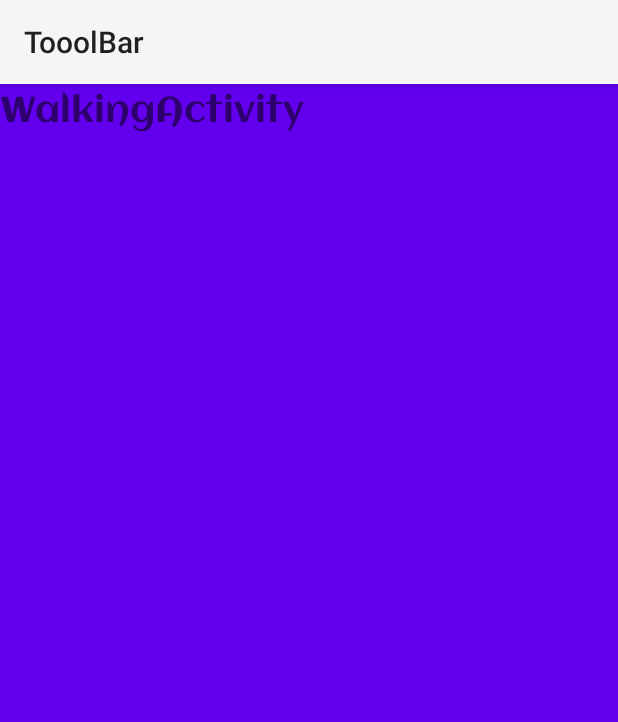
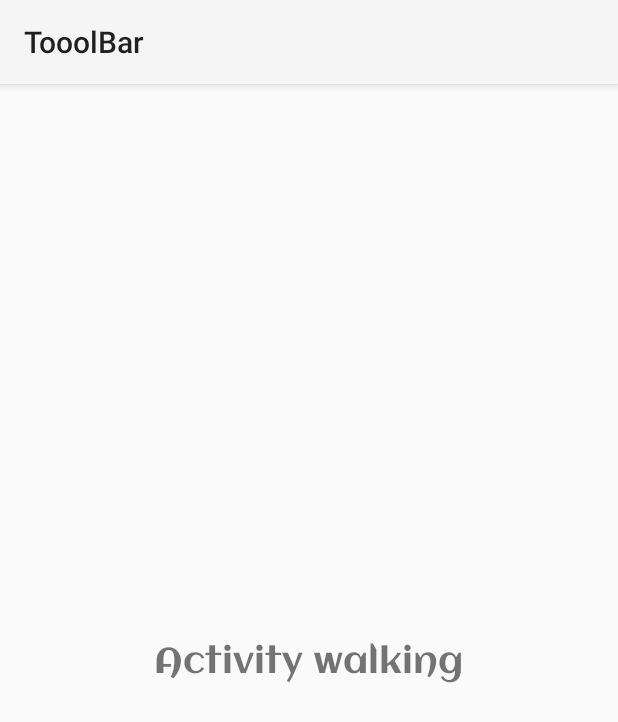
Before and after one commit to Mr-Perfectuz/Android_Navigation_Drawer-, an Android app: the ActivityWalking screen opened directly, with no data from a screen before it, on a phone screen of 412 x 824 dp. Shown: the top 722 px of the screen. Run offline under Robolectric (Android 15) with nearby library versions, the phone set to English and light mode, and no system bars; Roboto replaces fonts that are not available here.

```diff
--- a/app/src/main/res/layout/activity_boating.xml
+++ b/app/src/main/res/layout/activity_boating.xml
@@ -4,7 +4,6 @@
     xmlns:tools="http://schemas.android.com/tools"
     android:layout_width="match_parent"
     android:gravity="center"
-    android:background="@color/cardview_dark_background"
     android:layout_height="match_parent"
     tools:context=".ActivityBoating">
 
--- a/app/src/main/res/layout/activity_walking.xml
+++ b/app/src/main/res/layout/activity_walking.xml
@@ -1,20 +1,19 @@
 <?xml version="1.0" encoding="utf-8"?>
-<androidx.constraintlayout.widget.ConstraintLayout xmlns:android="http://schemas.android.com/apk/res/android"
+<RelativeLayout xmlns:android="http://schemas.android.com/apk/res/android"
     xmlns:app="http://schemas.android.com/apk/res-auto"
     xmlns:tools="http://schemas.android.com/tools"
     android:layout_width="match_parent"
+    android:gravity="center"
     android:layout_height="match_parent"
-    android:background="@color/colorPrimary"
-    tools:context=".ActivityWalking"
-    android:id="@+id/walking_activity">
+    tools:context=".ActivityBoating">
 
     <TextView
-        android:id="@+id/textView11"
         android:layout_width="wrap_content"
         android:layout_height="wrap_content"
         android:fontFamily="@font/aclonica"
-        android:text="WalkingActivity"
+        android:text="Activity walking"
         android:textSize="24sp"
-        tools:layout_editor_absoluteX="105dp"
-        tools:layout_editor_absoluteY="349dp" />
-</androidx.constraintlayout.widget.ConstraintLayout>
+        android:gravity="center"
+        />
+
+</RelativeLayout>
```
